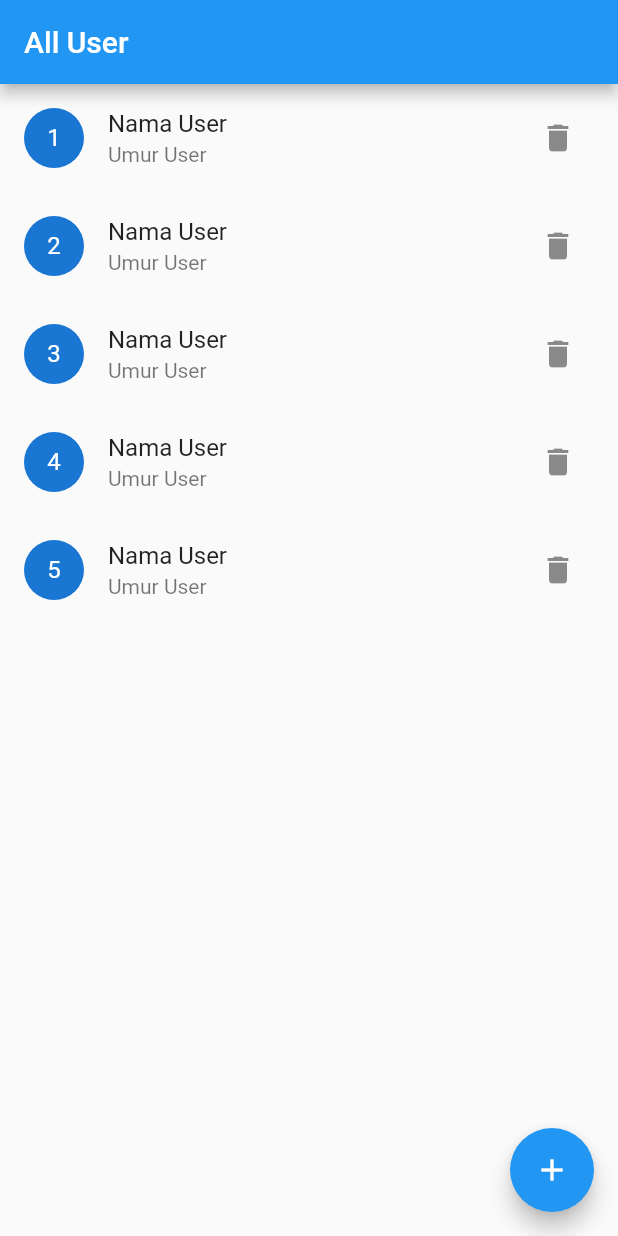
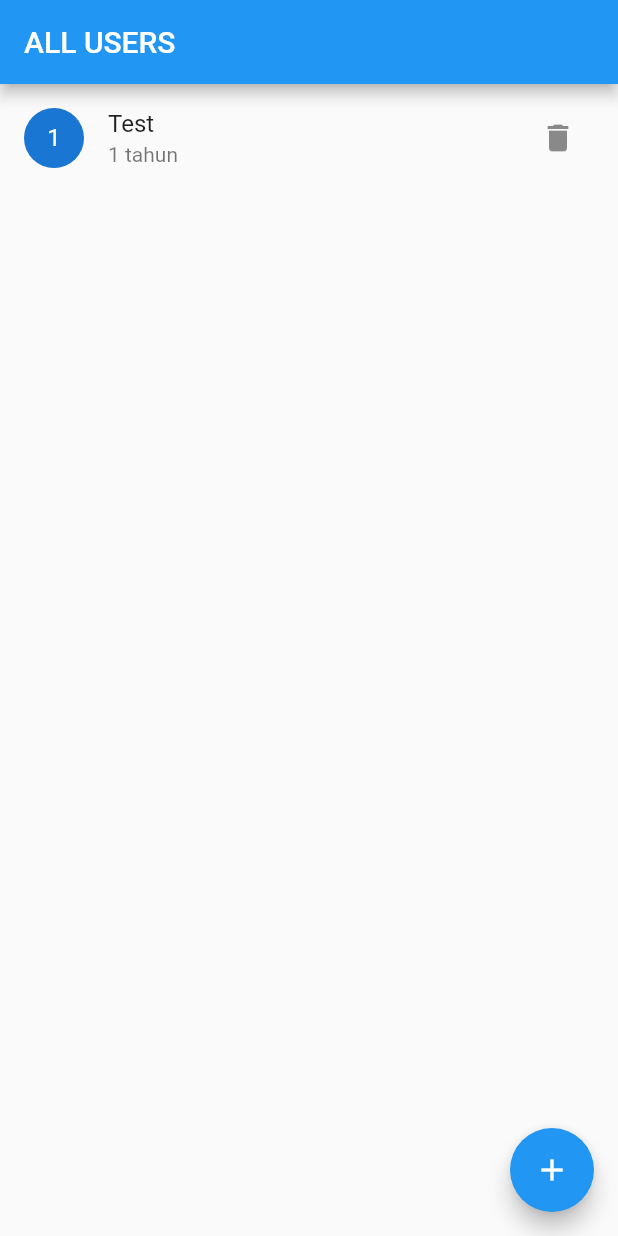
Before and after one commit to iftikharfadjar/flutter-bloc, a Flutter app: the screen it shows after launch, on a phone screen of 412 x 824 dp. Run offline on Flutter 3.47's test engine with Material 2 defaults, Android fonts, the phone set to English and light mode, and no system bars; our stand-ins replace bloc, equatable, flutter_bloc.

Commit message:
add user

```diff
--- a/lib/app.dart
+++ b/lib/app.dart
@@ -8,10 +8,9 @@ class App extends StatelessWidget {
 
   @override
   Widget build(BuildContext context) {
-    return AppView();
-    // return MultiBlocProvider(providers: [
-    //   // BlocProvider(create : (context) => )
-    // ], child: AppView());
+    return MultiBlocProvider(providers: [
+      BlocProvider(create: (context) => UserBloc()),
+    ], child: AppView());
   }
 }
 
--- a/lib/bloc/export.dart
+++ b/lib/bloc/export.dart
@@ -1,3 +1,3 @@
 export 'package:flutter_bloc/flutter_bloc.dart';
-
+export '../models/user.dart';
 export './user/user_bloc.dart';
--- a/lib/bloc/user/user_bloc.dart
+++ b/lib/bloc/user/user_bloc.dart
@@ -8,8 +8,20 @@ part 'user_event.dart';
 part 'user_state.dart';
 
 class UserBloc extends Bloc<UserEvent, UserState> {
-  UserBloc() : super(UserInitial([])) {
+  UserBloc()
+      : super(UserInitial([
+          User(id: 1, name: "Test", age: 1),
+        ])) {
+    // on<UserEvent>((event, emit) {});
     //ADD USER
-    on<AddUserEvent>((event, emit) {});
+    on<AddUserEvent>((event, emit) {
+      try {
+        emit(UserLoading(state.allUsers));
+        state.allUsers.add(event.user);
+        emit(UserFinish(state.allUsers));
+      } catch (e) {
+        emit(UserError(state.allUsers));
+      }
+    });
   }
 }
--- a/lib/bloc/user/user_event.dart
+++ b/lib/bloc/user/user_event.dart
@@ -1,15 +1,13 @@
 part of 'user_bloc.dart';
 
 abstract class UserEvent extends Equatable {
-  const UserEvent()
+  const UserEvent();
 
   @override
-  List<Object> get props => []
+  List<Object> get props => [];
 }
 
 class AddUserEvent extends UserEvent {
-  AddUserEvent();
-
+  AddUserEvent(this.user);
   final User user;
-
 }
--- a/lib/bloc/user/user_state.dart
+++ b/lib/bloc/user/user_state.dart
@@ -1,14 +1,26 @@
 part of 'user_bloc.dart';
 
 abstract class UserState extends Equatable {
-  UserState(this.allUser);
+  UserState(this.allUsers);
 
-  List<User> allUser;
+  List<User> allUsers;
 
   @override
-  List<Object> get props => [allUser];
+  List<Object> get props => [allUsers];
 }
 
-class UserIntial extends UserState {
-  UserIntial(super.allUser);
+class UserInitial extends UserState {
+  UserInitial(super.allUsers);
 }
+
+class UserLoading extends UserState {
+  UserLoading(super.allUsers);
+}
+
+class UserFinish extends UserState {
+  UserFinish(super.allUsers);
+}
+
+class UserError extends UserState {
+  UserError(super.allUsers);
+}
--- a/lib/pages/home/home.dart
+++ b/lib/pages/home/home.dart
@@ -1,36 +1,64 @@
+import 'package:bloc1/bloc/export.dart';
+
 import '../user/edit.dart';
 import 'package:flutter/material.dart';
 import '../user/add.dart';
 
 class HomePage extends StatelessWidget {
-  const HomePage({Key? key}) : super(key: key);
+  const HomePage({super.key});
 
   @override
   Widget build(BuildContext context) {
+    UserBloc userB = context.read<UserBloc>();
     return Scaffold(
-      appBar: AppBar(title: Text("All User")),
-      body: ListView.builder(
-          itemCount: 5,
+      appBar: AppBar(
+        title: Text("ALL USERS"),
+      ),
+      body: BlocBuilder<UserBloc, UserState>(
+        bloc: userB,
+        builder: (context, state) {
+          if (state.allUsers.isEmpty) {
+            return Center(
+              child: Text("Data Empty"),
+            );
+          }
+          return ListView.builder(
+            itemCount: state.allUsers.length,
             itemBuilder: (context, index) {
+              User user = state.allUsers[index];
               return ListTile(
                 onTap: () {
-                Navigator.push(context,
-                    MaterialPageRoute(builder: (context) => EditPage()));
+                  Navigator.push(
+                    context,
+                    MaterialPageRoute(
+                      builder: (context) => EditPage(),
+                    ),
+                  );
                 },
                 leading: CircleAvatar(
-                child: Text(("${index + 1}")),
+                  child: Text("${index + 1}"),
                 ),
-              title: Text("Nama User"),
-              subtitle: Text("Umur User"),
-              trailing: IconButton(onPressed: () {}, icon: Icon(Icons.delete)),
+                title: Text(user.name),
+                subtitle: Text("${user.age} tahun"),
+                trailing: IconButton(
+                  onPressed: () {},
+                  icon: Icon(Icons.delete),
+                ),
               );
-          }),
+            },
+          );
+        },
+      ),
       floatingActionButton: FloatingActionButton(
-        child: Icon(Icons.add),
         onPressed: () {
           Navigator.push(
-              context, MaterialPageRoute(builder: (context) => AddPage()));
+            context,
+            MaterialPageRoute(
+              builder: (context) => AddPage(),
+            ),
+          );
         },
+        child: Icon(Icons.add),
       ),
     );
   }
```
Also changed, not shown: lib/general_observer.dart (+12 -2 lines), lib/pages/user/add.dart (+8 -1 lines). Lines whose indentation alone changed are shown as unchanged.
